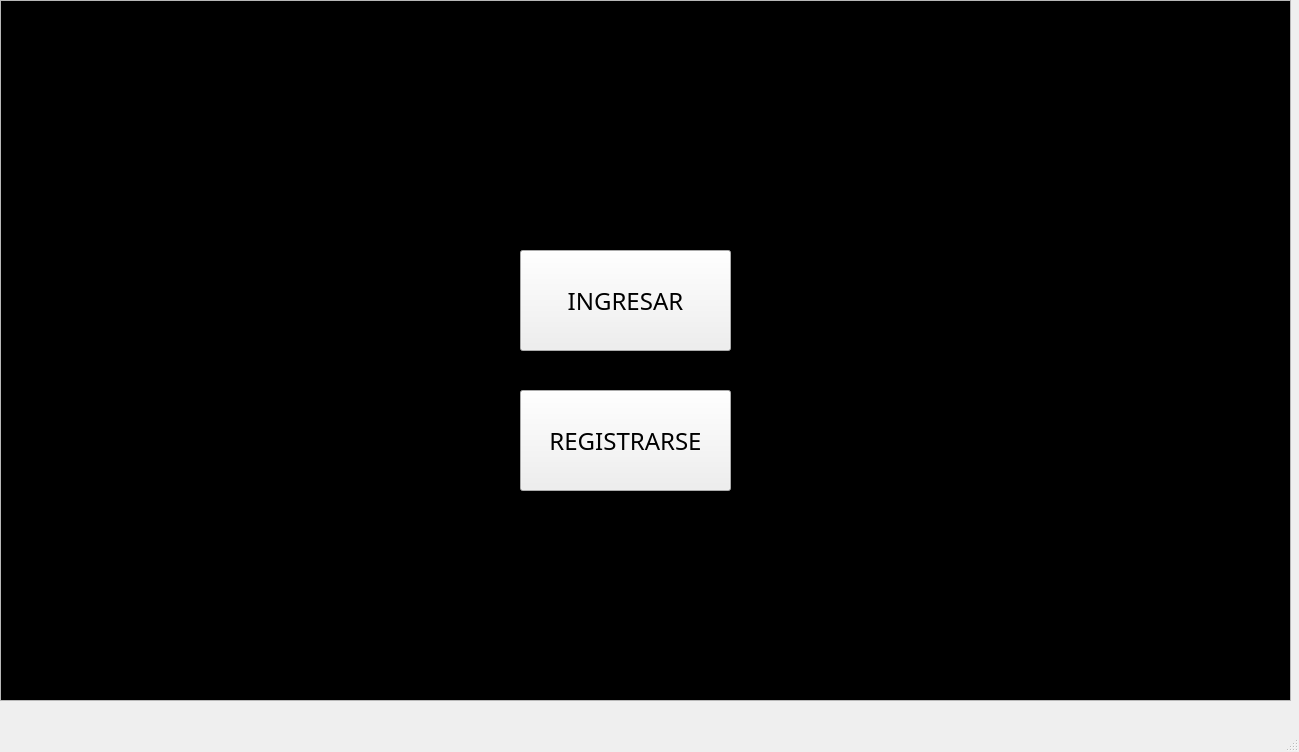
Before: the Qt Designer form ProyectoFinal/mainwindow.ui in mawidicris/Proyecto-Final-Info-II, drawn with Qt 5.
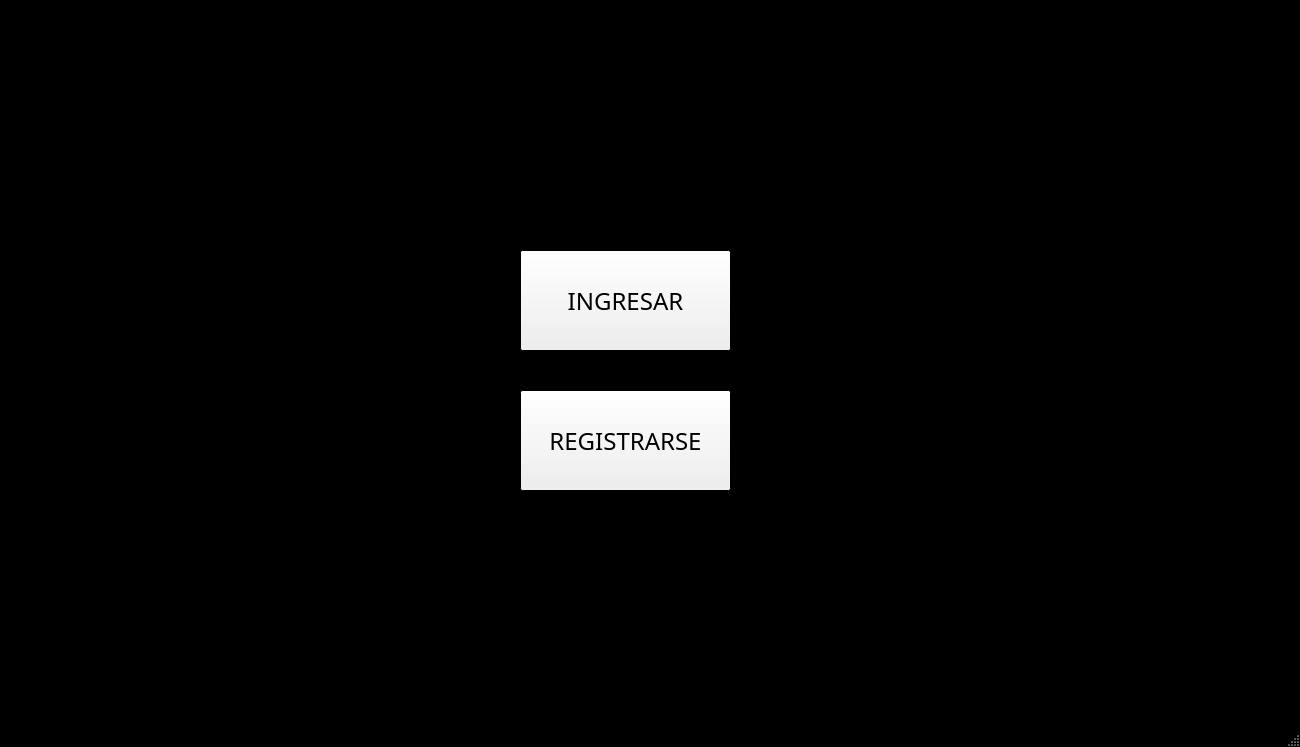
After: the same form once the commit is applied.

Patch:
```diff
--- a/ProyectoFinal/mainwindow.ui
+++ b/ProyectoFinal/mainwindow.ui
@@ -6,10 +6,101 @@
    <rect>
     <x>0</x>
     <y>0</y>
-    <width>1299</width>
-    <height>752</height>
+    <width>1300</width>
+    <height>747</height>
    </rect>
   </property>
+  <property name="palette">
+   <palette>
+    <active>
+     <colorrole role="WindowText">
+      <brush brushstyle="SolidPattern">
+       <color alpha="255">
+        <red>0</red>
+        <green>0</green>
+        <blue>0</blue>
+       </color>
+      </brush>
+     </colorrole>
+     <colorrole role="Base">
+      <brush brushstyle="SolidPattern">
+       <color alpha="255">
+        <red>0</red>
+        <green>0</green>
+        <blue>0</blue>
+       </color>
+      </brush>
+     </colorrole>
+     <colorrole role="Window">
+      <brush brushstyle="SolidPattern">
+       <color alpha="255">
+        <red>0</red>
+        <green>0</green>
+        <blue>0</blue>
+       </color>
+      </brush>
+     </colorrole>
+    </active>
+    <inactive>
+     <colorrole role="WindowText">
+      <brush brushstyle="SolidPattern">
+       <color alpha="255">
+        <red>0</red>
+        <green>0</green>
+        <blue>0</blue>
+       </color>
+      </brush>
+     </colorrole>
+     <colorrole role="Base">
+      <brush brushstyle="SolidPattern">
+       <color alpha="255">
+        <red>0</red>
+        <green>0</green>
+        <blue>0</blue>
+       </color>
+      </brush>
+     </colorrole>
+     <colorrole role="Window">
+      <brush brushstyle="SolidPattern">
+       <color alpha="255">
+        <red>0</red>
+        <green>0</green>
+        <blue>0</blue>
+       </color>
+      </brush>
+     </colorrole>
+    </inactive>
+    <disabled>
+     <colorrole role="WindowText">
+      <brush brushstyle="SolidPattern">
+       <color alpha="127">
+        <red>255</red>
+        <green>255</green>
+        <blue>255</blue>
+       </color>
+      </brush>
+     </colorrole>
+     <colorrole role="Base">
+      <brush brushstyle="SolidPattern">
+       <color alpha="255">
+        <red>0</red>
+        <green>0</green>
+        <blue>0</blue>
+       </color>
+      </brush>
+     </colorrole>
+     <colorrole role="Window">
+      <brush brushstyle="SolidPattern">
+       <color alpha="255">
+        <red>0</red>
+        <green>0</green>
+        <blue>0</blue>
+       </color>
+      </brush>
+     </colorrole>
+    </disabled>
+   </palette>
+  </property>
   <property name="windowTitle">
    <string>MainWindow</string>
   </property>
@@ -17,10 +108,10 @@
    <widget class="QGraphicsView" name="graphicsView">
     <property name="geometry">
      <rect>
-      <x>0</x>
-      <y>0</y>
-      <width>1291</width>
-      <height>701</height>
+      <x>-20</x>
+      <y>-10</y>
+      <width>1311</width>
+      <height>731</height>
      </rect>
     </property>
     <property name="palette">
```
Left out of the diff: 2 changed lines with no effect on the pictures.
